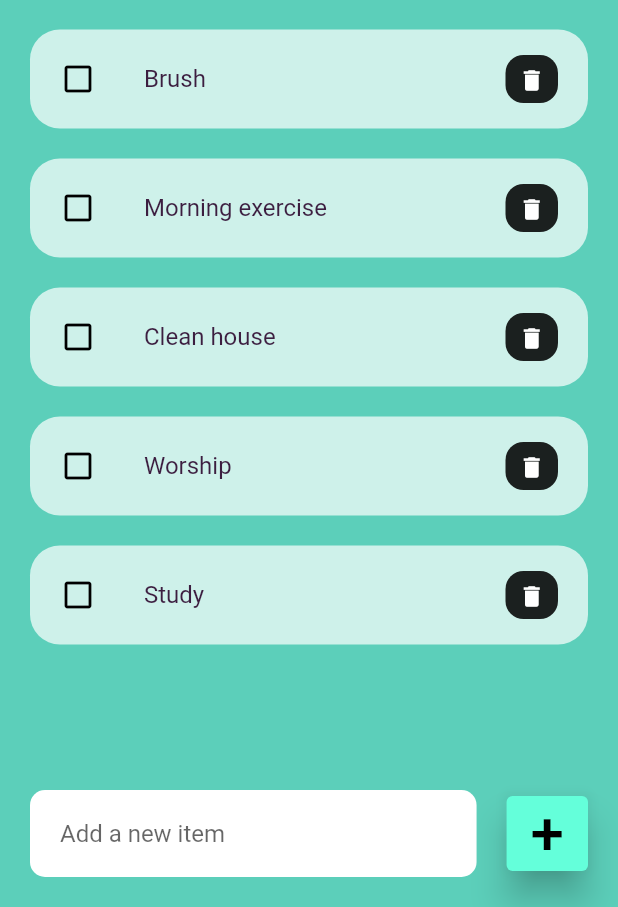
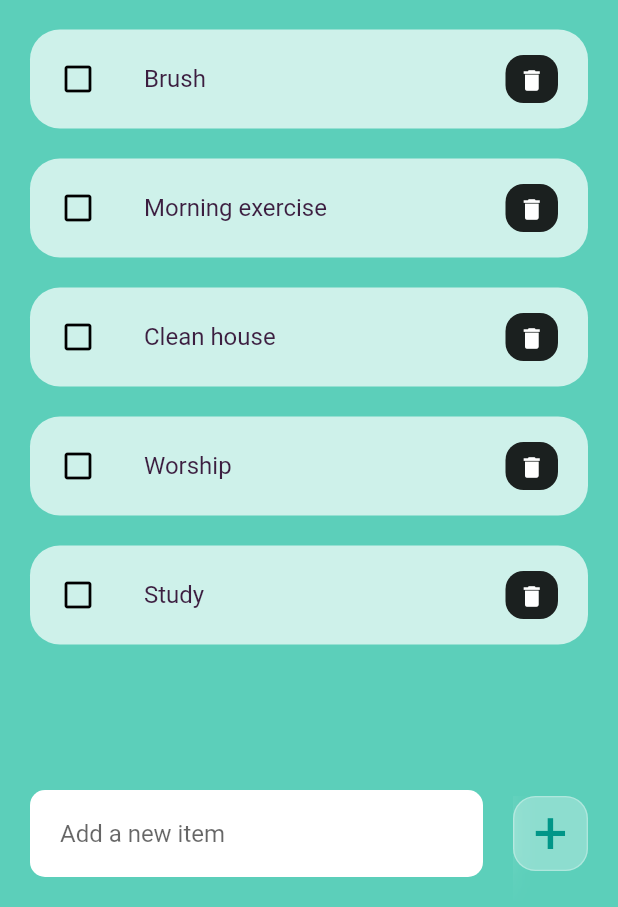
Before and after one commit to tarushi0503/todo_app, a Flutter app: the screen it shows after launch, on a phone screen of 412 x 824 dp, the part 329-1236 px from its top. Run offline on Flutter 3.47's test engine with Material 2 defaults, Android fonts, the phone set to English and light mode, and no system bars.

Commit message:
- I have added functionality to the '+' button.  - Using the GlassMorphism technique, recreate the '+' button.

```diff
--- a/lib/screens/home.dart
+++ b/lib/screens/home.dart
@@ -1,6 +1,7 @@
 import 'package:flutter/material.dart';
 import 'package:todo_app/widgets/todo_item.dart';
 import '../model/todo.dart';
+import 'dart:ui';
 
 class Home extends StatefulWidget {
   const Home({Key? key}) : super(key: key);
@@ -84,25 +85,36 @@ class _HomeState extends State<Home> {
                       ),
                     ),
                   ),
-                  Container(
-                    margin: EdgeInsets.only(
+                  ClipRRect(
+                    child: BackdropFilter(
+                      filter: ImageFilter.blur(
+                          sigmaX: 15, sigmaY: 15, tileMode: TileMode.clamp),
+                      child: GestureDetector(
+                        onTap: () {
+                          _addToDoItem(_todoController.text);
+                        },
+                        child: Container(
+                          height: 50,
+                          width: 50,
+                          margin: const EdgeInsets.only(
                             bottom: 20,
                             right: 20,
                           ),
-                    child: ElevatedButton(
-                      onPressed: () {
-                        _addToDoItem(_todoController.text);
-                      },
+                          decoration: BoxDecoration(
+                              color: Colors.white.withOpacity(0.3),
+                              borderRadius: BorderRadius.circular(15),
+                              border: Border.all(
+                                  width: 0.9, color: Colors.white30)),
                           child: Text(
                             '+',
-                        style: TextStyle(fontSize: 40, color: Colors.black),
+                            textAlign: TextAlign.center,
+                            style: TextStyle(
+                                fontSize: 40, color: Colors.teal.shade500),
                           ),
-                      style: ElevatedButton.styleFrom(
-                          primary: Colors.tealAccent,
-                          minimumSize: Size(50, 50),
-                          elevation: 10),
                         ),
-                  )
+                      ),
+                    ),
+                  ),
                 ],
               ))
         ],
```
Also changed, not shown: pubspec.lock. Lines whose indentation alone changed are shown as unchanged.
